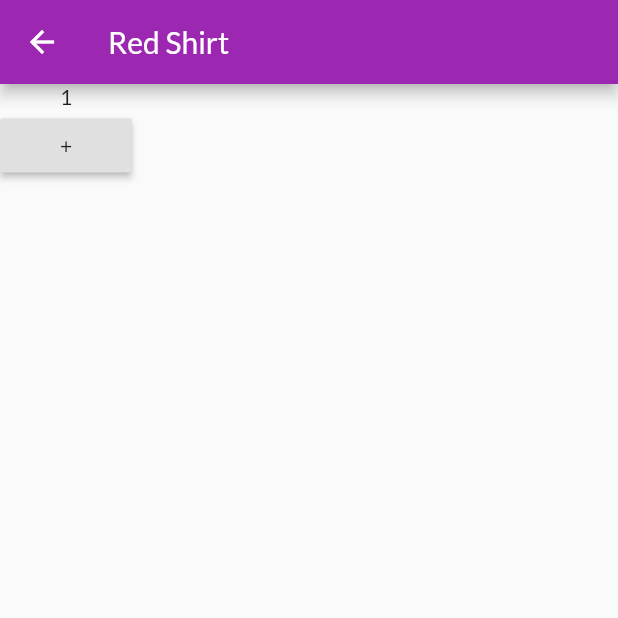
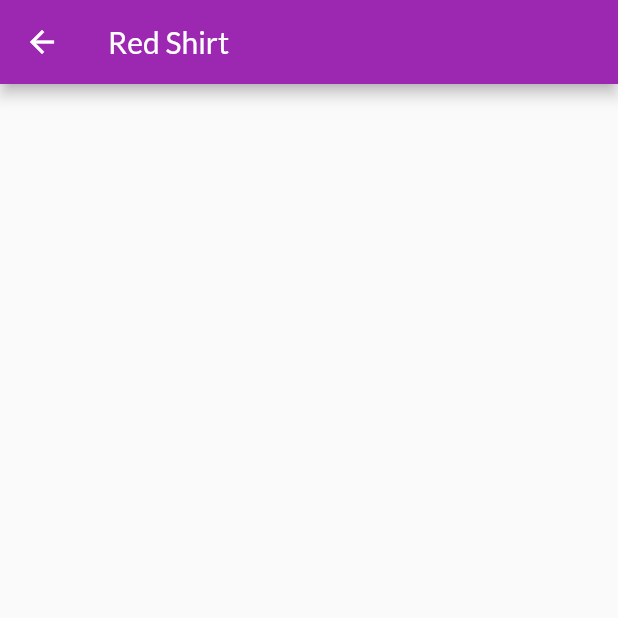
Before and after one commit to fantis/Curso-Flutter-Aprenda-e-Desenvolva-Apps-2020, a Flutter app: the ProductDetailScreen screen opened directly with sample values from the repository, on a phone screen of 412 x 824 dp, the top half of it. Run offline on Flutter 3.47's test engine with Material 2 defaults, Android fonts, the light colour scheme and no system bars; network calls fail.

Commit message:
Aula 211

```diff
--- /dev/null
+++ b/projects/shop/lib/providers/products.dart
@@ -0,0 +1,21 @@
+import 'package:flutter/material.dart';
+import 'package:shop/models/product.dart';
+import 'package:shop/data/dummyData.dart';
+
+class Products with ChangeNotifier {
+  List<Product> _items = DUMMY_PRODUCTS;
+  // List<Product> _items = [];
+
+  List<Product> get items => [ ..._items ];
+  // List<Product> get items {
+  //   List<Product> newItems;
+  //   for (var item in items) {
+  //     newItems.add(item);
+  //   }
+  // }
+
+  void addProduct(Product product) {
+    this._items.add(product);
+    notifyListeners();
+  }
+}
--- a/projects/shop/lib/views/productDetailScreen.dart
+++ b/projects/shop/lib/views/productDetailScreen.dart
@@ -1,6 +1,5 @@
 import 'package:flutter/material.dart';
 import 'package:shop/models/product.dart';
-import 'package:shop/providers/counterProvider.dart';
 
 class ProductDetailScreen extends StatefulWidget {
   @override
@@ -14,22 +13,23 @@ class _ProductDetailScreenState extends State<ProductDetailScreen> {
         ModalRoute.of(context).settings.arguments as Product;
 
     return Scaffold(
-        appBar: AppBar(
-          title: Text(product.title),
-        ),
-        body: Column(
-          children: <Widget>[
-            Text(CounterProvider.of(context).state.value.toString()),
-            RaisedButton(
-              child: Text('+'),
-              onPressed: () {
-                setState(() {
-                  CounterProvider.of(context).state.inc();
-                });
-                print(CounterProvider.of(context).state.value);
-              },
-            ),
-          ],
-        ));
+      appBar: AppBar(
+        title: Text(product.title),
+      ),
+      // body: Column(
+      //   children: <Widget>[
+      //     Text(CounterProvider.of(context).state.value.toString()),
+      //     RaisedButton(
+      //       child: Text('+'),
+      //       onPressed: () {
+      //         setState(() {
+      //           CounterProvider.of(context).state.inc();
+      //         });
+      //         print(CounterProvider.of(context).state.value);
+      //       },
+      //     ),
+      //   ],
+      // )
+    );
   }
 }
--- a/projects/shop/pubspec.yaml
+++ b/projects/shop/pubspec.yaml
@@ -14,11 +14,12 @@ description: A new Flutter project.
 version: 1.0.0+1
 
 environment:
-  sdk: ">=2.1.0 <3.0.0"
+  sdk: ">=2.3.0 <3.0.0"
 
 dependencies:
   flutter:
     sdk: flutter
+  provider: ^4.0.5
 
   # The following adds the Cupertino Icons font to your application.
   # Use with the CupertinoIcons class for iOS style icons.
@@ -27,7 +28,6 @@ dependencies:
 dev_dependencies:
   flutter_test:
     sdk: flutter
-
 
 # For information on the generic Dart part of this file, see the
 # following page: https://dart.dev/tools/pub/pubspec
```
Also changed, not shown: projects/shop/lib/main.dart (+6 -2 lines), projects/shop/lib/views/productOverviewScreen.dart (+7 -4 lines), projects/shop/pubspec.lock.
